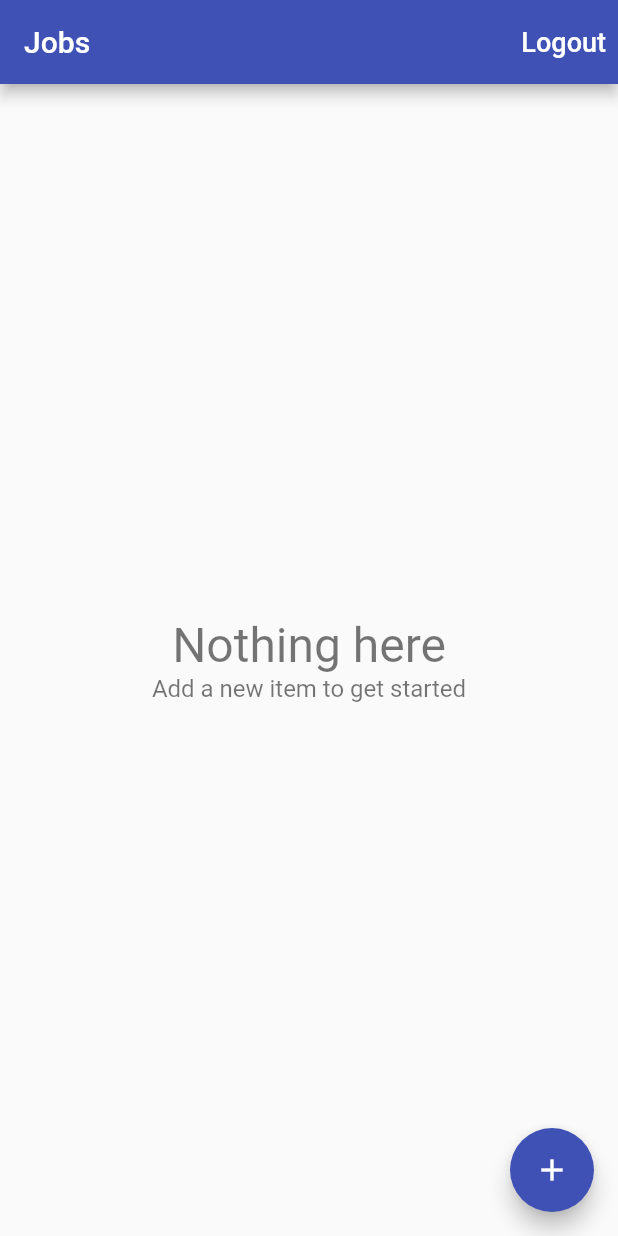
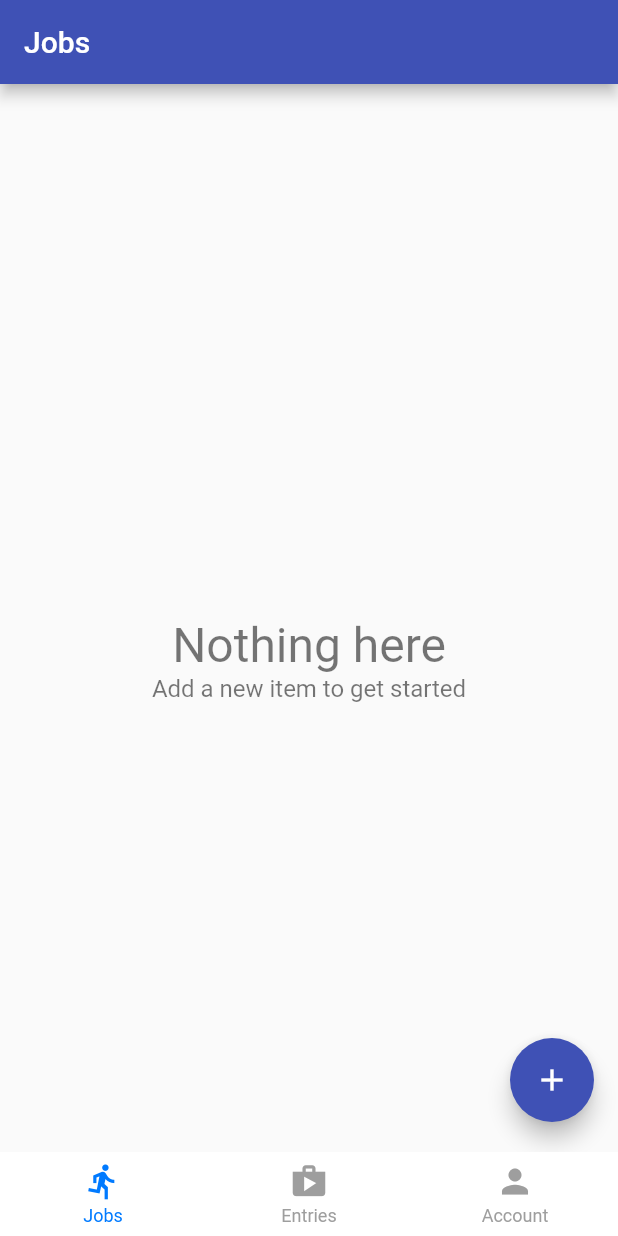
Before and after one commit to ahmadjz/Time-Tracker, a Flutter app: the screen it shows once a user with an empty profile is signed in, on a phone screen of 412 x 824 dp. Run offline on Flutter 3.47's test engine with Material 2 defaults, Android fonts, the phone set to English and light mode, and no system bars; drawn by our look-alikes of persistent_bottom_nav_bar; our stand-ins replace cloud_firestore, firebase_auth, firebase_core; accounts and stored records are empty.

Commit message:
add bottom navigation bar

```diff
--- /dev/null
+++ b/lib/app/home/home_page.dart
@@ -0,0 +1,78 @@
+import 'package:flutter/material.dart';
+
+import 'package:persistent_bottom_nav_bar/persistent_tab_view.dart';
+import 'package:time_tracker/app/home/account/account_page.dart';
+import 'package:time_tracker/app/home/jobs/jobs_page.dart';
+
+class HomePage extends StatefulWidget {
+  const HomePage({super.key, required this.menuScreenContext});
+  final BuildContext menuScreenContext;
+  @override
+  State<HomePage> createState() => _HomePageState();
+}
+
+class _HomePageState extends State<HomePage> {
+  PersistentTabController? _controller;
+
+  @override
+  void initState() {
+    super.initState();
+    _controller = PersistentTabController();
+  }
+
+  List<Widget> _buildScreens() => [
+        const JobsPage(),
+        const JobsPage(),
+        const AccountPage(),
+      ];
+
+  List<PersistentBottomNavBarItem> _navBarsItems() => [
+        PersistentBottomNavBarItem(
+          icon: const Icon(Icons.directions_run),
+          title: "Jobs",
+          inactiveColorPrimary: Colors.grey,
+        ),
+        PersistentBottomNavBarItem(
+          icon: const Icon(Icons.shop),
+          title: "Entries",
+          inactiveColorPrimary: Colors.grey,
+        ),
+        PersistentBottomNavBarItem(
+          icon: const Icon(Icons.person),
+          title: "Account",
+          inactiveColorPrimary: Colors.grey,
+        ),
+      ];
+
+  @override
+  Widget build(BuildContext context) {
+    return WillPopScope(
+      onWillPop: () async {
+        return false;
+      },
+      child: PersistentTabView(
+        context,
+        controller: _controller,
+        screens: _buildScreens(),
+        items: _navBarsItems(),
+        resizeToAvoidBottomInset: true,
+        navBarHeight: MediaQuery.of(context).viewInsets.bottom > 0
+            ? 0.0
+            : kBottomNavigationBarHeight,
+        bottomScreenMargin: 0,
+        backgroundColor: Colors.white,
+        hideNavigationBar: false,
+        decoration: const NavBarDecoration(colorBehindNavBar: Colors.indigo),
+        itemAnimationProperties: const ItemAnimationProperties(
+          duration: Duration(milliseconds: 400),
+          curve: Curves.ease,
+        ),
+        screenTransitionAnimation: const ScreenTransitionAnimation(
+          animateTabTransition: true,
+        ),
+        navBarStyle:
+            NavBarStyle.style6, // Choose the nav bar style with this property
+      ),
+    );
+  }
+}
--- a/lib/app/home/jobs/jobs_page.dart
+++ b/lib/app/home/jobs/jobs_page.dart
@@ -5,37 +5,12 @@ import 'package:time_tracker/app/home/job_entries/job_entries_page.dart';
 import 'package:time_tracker/app/home/jobs/edit_job_page.dart';
 import 'package:time_tracker/app/home/jobs/job_list_tile.dart';
 import 'package:time_tracker/app/home/models/job.dart';
-import 'package:time_tracker/common_widgets/platform_alert_dialog.dart';
 import 'package:time_tracker/common_widgets/platform_exception_alert_dialog.dart';
-import 'package:time_tracker/services/auth.dart';
 import 'package:time_tracker/app/home/jobs/list_items_builder.dart';
 import 'package:time_tracker/services/database.dart';
 
 class JobsPage extends StatelessWidget {
   const JobsPage({super.key});
-
-  Future<void> _signOut(BuildContext context) async {
-    try {
-      final auth = Provider.of<AuthBase>(context);
-      await auth.signOut();
-    } catch (e) {
-      print(e.toString());
-    }
-  }
-
-  Future<void> _confirmSignOut(BuildContext context,
-      [bool mounted = true]) async {
-    final didRequestSignOut = await const PlatformAlertDialog(
-      title: 'Logout',
-      content: 'Are you sure that you want to logout?',
-      cancelActionText: 'Cancel',
-      defaultActionText: 'Logout',
-    ).show(context);
-    if (didRequestSignOut == true) {
-      if (!mounted) return;
-      _signOut(context);
-    }
-  }
 
   Future<void> _delete(BuildContext context, Job job) async {
     try {
@@ -55,23 +30,14 @@ class JobsPage extends StatelessWidget {
     return Scaffold(
       appBar: AppBar(
         title: const Text('Jobs'),
-        actions: <Widget>[
-          TextButton(
-            child: const Text(
-              'Logout',
-              style: TextStyle(
-                fontSize: 18.0,
-                color: Colors.white,
-              ),
-            ),
-            onPressed: () => _confirmSignOut(context),
-          ),
-        ],
       ),
       body: _buildContent(context),
-      floatingActionButton: FloatingActionButton(
-        child: const Icon(Icons.add),
-        onPressed: () => EditJobPage.show(context, database: database),
+      floatingActionButton: Padding(
+        padding: const EdgeInsets.only(bottom: 60),
+        child: FloatingActionButton(
+          child: const Icon(Icons.add),
+          onPressed: () => EditJobPage.show(context, database: database),
+        ),
       ),
     );
   }
--- a/lib/app/landing_page.dart
+++ b/lib/app/landing_page.dart
@@ -1,5 +1,6 @@
 import 'package:flutter/material.dart';
 import 'package:provider/provider.dart';
+import 'package:time_tracker/app/home/home_page.dart';
 import 'package:time_tracker/app/home/jobs/jobs_page.dart';
 import 'package:time_tracker/app/sign_in/sign_in_page.dart';
 import 'package:time_tracker/services/auth.dart';
@@ -21,7 +22,9 @@ class LandingPage extends StatelessWidget {
             }
             return Provider<Database>(
                 create: (context) => FirestoreDatabase(uid: user.uid),
-                child: const JobsPage());
+                child: HomePage(
+                  menuScreenContext: context,
+                ));
           } else {
             return const Scaffold(
               body: Center(
--- a/pubspec.yaml
+++ b/pubspec.yaml
@@ -37,6 +37,7 @@ dependencies:
   flutter:
     sdk: flutter
   intl: ^0.17.0
+  persistent_bottom_nav_bar: ^5.0.2
   provider: ^6.0.4
 
 dev_dependencies:
```
Also changed, not shown: pubspec.lock.
